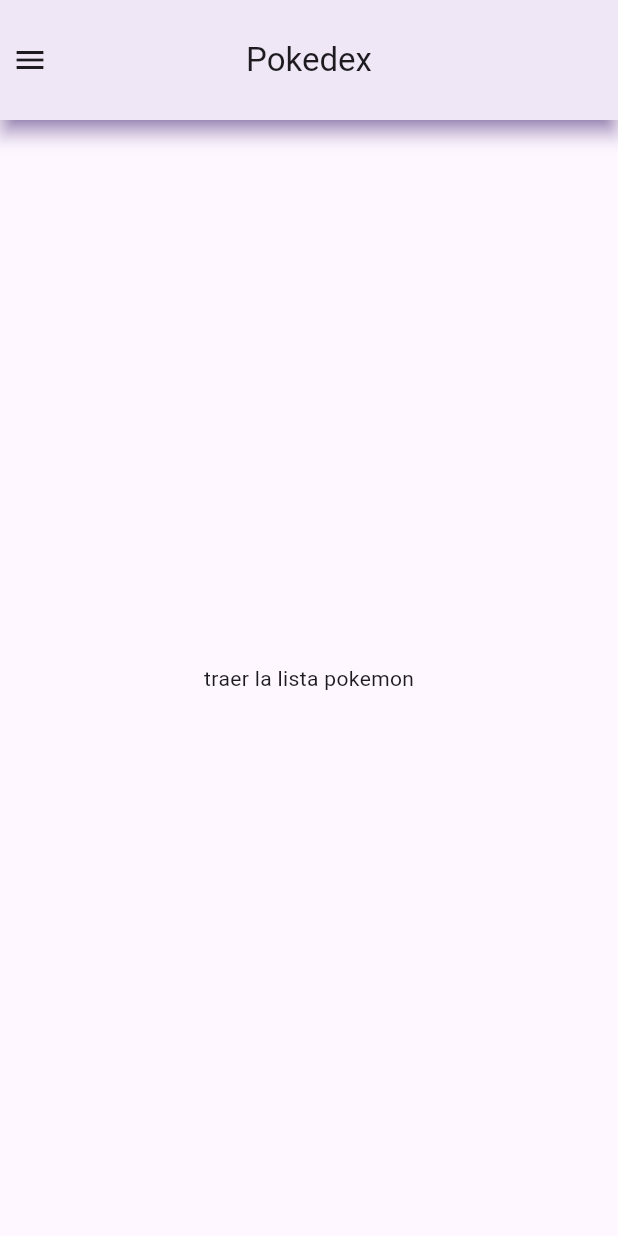
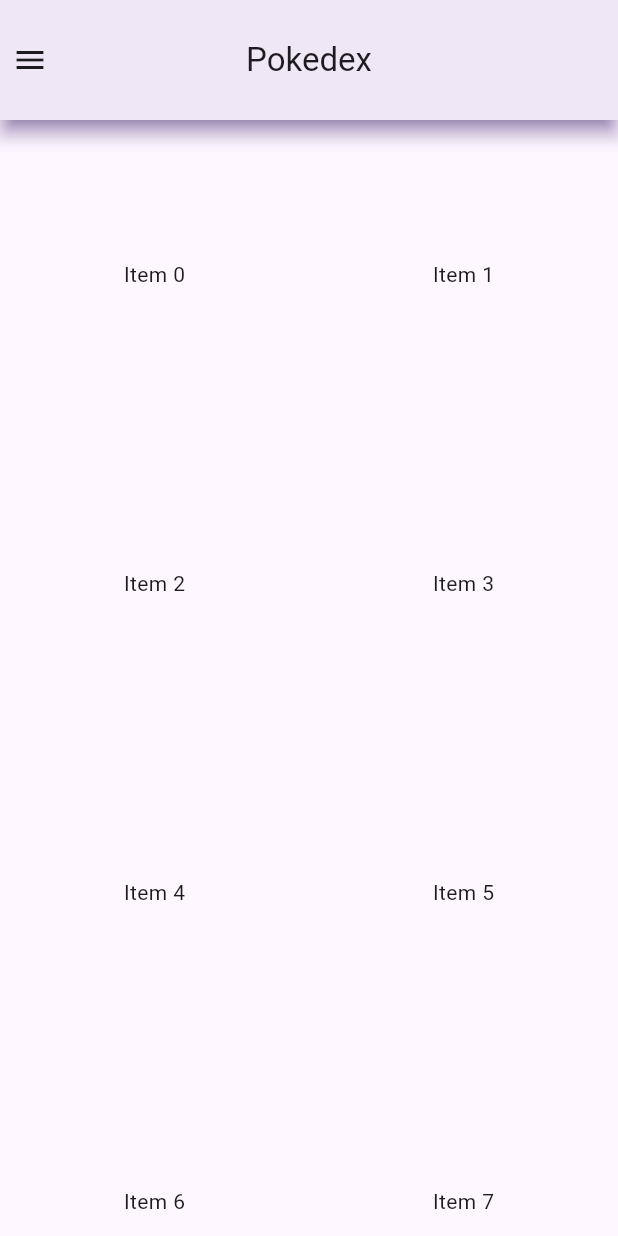
Before and after one commit to Victoria-2/flutter_pokemon, a Flutter app: the PokemonList screen opened by its route, on a phone screen of 412 x 824 dp. Run offline on Flutter 3.47's test engine with Material 3 defaults, Android fonts, the phone set to English and light mode, and no system bars.

Commit message:
inicio lista 50 grid + mock pokemon

```diff
--- a/lib/screens/pokemon_list.dart
+++ b/lib/screens/pokemon_list.dart
@@ -16,7 +16,22 @@
         elevation: 5,
       ),
       drawer: Menu(),
-      body: const Center(child: Text('traer la lista pokemon')),
+      body: listarPokemones()
+    );
+  }
+
+  GridView listarPokemones() {
+    return GridView.count(
+      crossAxisCount: 2,
+
+      children: List.generate(50, (index) { // aca poner el listview builder
+        return Center(
+          child: Text(
+            'Item $index',
+          ),
+          );
+      },
+      ),
     );
   }
 }
```
Also changed, not shown: lib/main.dart (+4 -4 lines), lib/mocks/pokemon_mock.dart (added, +55 -0 lines), pubspec.yaml (+3 -4 lines), lib/widgets/create_pokemon_card.dart (added), lib/widgets/create_pokemon_view.dart (added), pubspec.lock.
